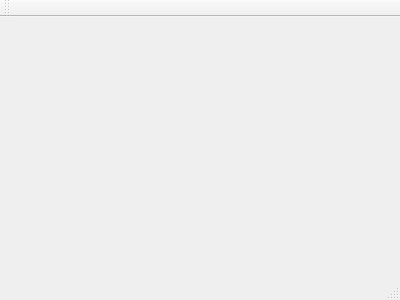
Old version of the form Documents/real/mainwindow.ui in the repository Jessica-Dasul-Jung/pic_final.
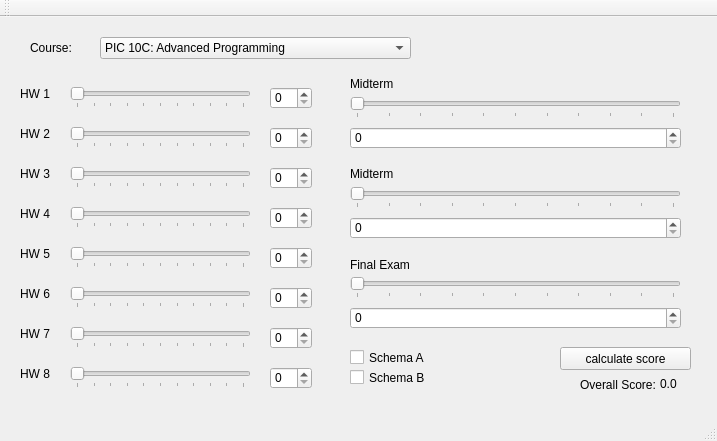
New version of the form.

Patch:
```diff
--- a/Documents/real/mainwindow.ui
+++ b/Documents/real/mainwindow.ui
@@ -1,24 +1,666 @@
 <ui version="4.0">
  <class>MainWindow</class>
- <widget class="QMainWindow" name="MainWindow" >
-  <property name="geometry" >
+ <widget class="QMainWindow" name="MainWindow">
+  <property name="geometry">
    <rect>
     <x>0</x>
     <y>0</y>
-    <width>400</width>
-    <height>300</height>
+    <width>717</width>
+    <height>441</height>
    </rect>
   </property>
   <property name="windowTitle" >
    <string>MainWindow</string>
   </property>
-  <widget class="QMenuBar" name="menuBar" />
-  <widget class="QToolBar" name="mainToolBar" />
-  <widget class="QWidget" name="centralWidget" />
-  <widget class="QStatusBar" name="statusBar" />
+  <widget class="QWidget" name="centralWidget">
+   <widget class="QCheckBox" name="schemaA">
+    <property name="geometry">
+     <rect>
+      <x>350</x>
+      <y>330</y>
+      <width>91</width>
+      <height>21</height>
+     </rect>
+    </property>
+    <property name="text">
+     <string>Schema A</string>
+    </property>
+   </widget>
+   <widget class="QCheckBox" name="schemaB">
+    <property name="geometry">
+     <rect>
+      <x>350</x>
+      <y>350</y>
+      <width>91</width>
+      <height>21</height>
+     </rect>
+    </property>
+    <property name="text">
+     <string>Schema B</string>
+    </property>
+   </widget>
+   <widget class="QLabel" name="HW1">
+    <property name="geometry">
+     <rect>
+      <x>20</x>
+      <y>70</y>
+      <width>47</width>
+      <height>13</height>
+     </rect>
+    </property>
+    <property name="text">
+     <string>HW 1</string>
+    </property>
+   </widget>
+   <widget class="QLabel" name="HW2">
+    <property name="geometry">
+     <rect>
+      <x>20</x>
+      <y>110</y>
+      <width>47</width>
+      <height>13</height>
+     </rect>
+    </property>
+    <property name="text">
+     <string>HW 2</string>
+    </property>
+   </widget>
+   <widget class="QSlider" name="hw1_slider">
+    <property name="geometry">
+     <rect>
+      <x>70</x>
+      <y>70</y>
+      <width>181</width>
+      <height>21</height>
+     </rect>
+    </property>
+    <property name="maximum">
+     <number>100</number>
+    </property>
+    <property name="orientation">
+     <enum>Qt::Horizontal</enum>
+    </property>
+    <property name="tickPosition">
+     <enum>QSlider::TicksBelow</enum>
+    </property>
+    <property name="tickInterval">
+     <number>10</number>
+    </property>
+   </widget>
+   <widget class="QLabel" name="HW3">
+    <property name="geometry">
+     <rect>
+      <x>20</x>
+      <y>150</y>
+      <width>47</width>
+      <height>13</height>
+     </rect>
+    </property>
+    <property name="text">
+     <string>HW 3</string>
+    </property>
+   </widget>
+   <widget class="QLabel" name="HW4">
+    <property name="geometry">
+     <rect>
+      <x>20</x>
+      <y>190</y>
+      <width>47</width>
+      <height>13</height>
+     </rect>
+    </property>
+    <property name="text">
+     <string>HW 4</string>
+    </property>
+   </widget>
+   <widget class="QLabel" name="HW5">
+    <property name="geometry">
+     <rect>
+      <x>20</x>
+      <y>230</y>
+      <width>47</width>
+      <height>13</height>
+     </rect>
+    </property>
+    <property name="text">
+     <string>HW 5</string>
+    </property>
+   </widget>
+   <widget class="QLabel" name="HW6">
+    <property name="geometry">
+     <rect>
+      <x>20</x>
+      <y>270</y>
+      <width>47</width>
+      <height>13</height>
+     </rect>
+    </property>
+    <property name="text">
+     <string>HW 6</string>
+    </property>
+   </widget>
+   <widget class="QLabel" name="HW7">
+    <property name="geometry">
+     <rect>
+      <x>20</x>
+      <y>310</y>
+      <width>47</width>
+      <height>13</height>
+     </rect>
+    </property>
+    <property name="text">
+     <string>HW 7</string>
+    </property>
+   </widget>
+   <widget class="QLabel" name="HW8">
+    <property name="geometry">
+     <rect>
+      <x>20</x>
+      <y>350</y>
+      <width>47</width>
+      <height>13</height>
+     </rect>
+    </property>
+    <property name="text">
+     <string>HW 8</string>
+    </property>
+   </widget>
+   <widget class="QSpinBox" name="hw1_box">
+    <property name="geometry">
+     <rect>
+      <x>270</x>
+      <y>70</y>
+      <width>42</width>
+      <height>22</height>
+     </rect>
+    </property>
+    <property name="maximum">
+     <number>100</number>
+    </property>
+   </widget>
+   <widget class="QComboBox" name="course_box">
+    <property name="geometry">
+     <rect>
+      <x>100</x>
+      <y>20</y>
+      <width>311</width>
+      <height>22</height>
+     </rect>
+    </property>
+    <item>
+     <property name="text">
+      <string>PIC 10C: Advanced Programming</string>
+     </property>
+    </item>
+    <item>
+     <property name="text">
+      <string>PIC 10B: Intermediate Programming</string>
+     </property>
+    </item>
+   </widget>
+   <widget class="QLabel" name="label">
+    <property name="geometry">
+     <rect>
+      <x>30</x>
+      <y>20</y>
+      <width>71</width>
+      <height>21</height>
+     </rect>
+    </property>
+    <property name="text">
+     <string>Course:</string>
+    </property>
+   </widget>
+   <widget class="QLabel" name="label_2">
+    <property name="geometry">
+     <rect>
+      <x>350</x>
+      <y>60</y>
+      <width>47</width>
+      <height>13</height>
+     </rect>
+    </property>
+    <property name="text">
+     <string>Midterm 1</string>
+    </property>
+   </widget>
+   <widget class="QLabel" name="label_3">
+    <property name="geometry">
+     <rect>
+      <x>350</x>
+      <y>150</y>
+      <width>47</width>
+      <height>13</height>
+     </rect>
+    </property>
+    <property name="text">
+     <string>Midterm 2</string>
+    </property>
+   </widget>
+   <widget class="QLabel" name="label_4">
+    <property name="geometry">
+     <rect>
+      <x>350</x>
+      <y>240</y>
+      <width>61</width>
+      <height>16</height>
+     </rect>
+    </property>
+    <property name="text">
+     <string>Final Exam</string>
+    </property>
+   </widget>
+   <widget class="QLabel" name="label_5">
+    <property name="geometry">
+     <rect>
+      <x>580</x>
+      <y>360</y>
+      <width>81</width>
+      <height>16</height>
+     </rect>
+    </property>
+    <property name="text">
+     <string>Overall Score:</string>
+    </property>
+   </widget>
+   <widget class="QLabel" name="score_label">
+    <property name="geometry">
+     <rect>
+      <x>660</x>
+      <y>360</y>
+      <width>47</width>
+      <height>13</height>
+     </rect>
+    </property>
+    <property name="text">
+     <string>0.0</string>
+    </property>
+   </widget>
+   <widget class="QSpinBox" name="hw2_box">
+    <property name="geometry">
+     <rect>
+      <x>270</x>
+      <y>110</y>
+      <width>42</width>
+      <height>22</height>
+     </rect>
+    </property>
+    <property name="maximum">
+     <number>100</number>
+    </property>
+   </widget>
+   <widget class="QSlider" name="hw2_slider">
+    <property name="geometry">
+     <rect>
+      <x>70</x>
+      <y>110</y>
+      <width>181</width>
+      <height>21</height>
+     </rect>
+    </property>
+    <property name="maximum">
+     <number>100</number>
+    </property>
+    <property name="orientation">
+     <enum>Qt::Horizontal</enum>
+    </property>
+    <property name="tickPosition">
+     <enum>QSlider::TicksBelow</enum>
+    </property>
+    <property name="tickInterval">
+     <number>10</number>
+    </property>
+   </widget>
+   <widget class="QSlider" name="hw3_slider">
+    <property name="geometry">
+     <rect>
+      <x>70</x>
+      <y>150</y>
+      <width>181</width>
+      <height>21</height>
+     </rect>
+    </property>
+    <property name="maximum">
+     <number>100</number>
+    </property>
+    <property name="orientation">
+     <enum>Qt::Horizontal</enum>
+    </property>
+    <property name="tickPosition">
+     <enum>QSlider::TicksBelow</enum>
+    </property>
+    <property name="tickInterval">
+     <number>10</number>
+    </property>
+   </widget>
+   <widget class="QSpinBox" name="hw3_box">
+    <property name="geometry">
+     <rect>
+      <x>270</x>
+      <y>150</y>
+      <width>42</width>
+      <height>22</height>
+     </rect>
+    </property>
+    <property name="maximum">
+     <number>100</number>
+    </property>
+   </widget>
+   <widget class="QSlider" name="hw4_slider">
+    <property name="geometry">
+     <rect>
+      <x>70</x>
+      <y>190</y>
+      <width>181</width>
+      <height>21</height>
+     </rect>
+    </property>
+    <property name="maximum">
+     <number>100</number>
+    </property>
+    <property name="orientation">
+     <enum>Qt::Horizontal</enum>
+    </property>
+    <property name="tickPosition">
+     <enum>QSlider::TicksBelow</enum>
+    </property>
+    <property name="tickInterval">
+     <number>10</number>
+    </property>
+   </widget>
+   <widget class="QSlider" name="hw5_slider">
+    <property name="geometry">
+     <rect>
+      <x>70</x>
+      <y>230</y>
+      <width>181</width>
+      <height>21</height>
+     </rect>
+    </property>
+    <property name="maximum">
+     <number>100</number>
+    </property>
+    <property name="orientation">
+     <enum>Qt::Horizontal</enum>
+    </property>
+    <property name="tickPosition">
+     <enum>QSlider::TicksBelow</enum>
+    </property>
+    <property name="tickInterval">
+     <number>10</number>
+    </property>
+   </widget>
+   <widget class="QSlider" name="hw6_slider">
+    <property name="geometry">
+     <rect>
+      <x>70</x>
+      <y>270</y>
+      <width>181</width>
+      <height>21</height>
+     </rect>
+    </property>
+    <property name="maximum">
+     <number>100</number>
+    </property>
+    <property name="orientation">
+     <enum>Qt::Horizontal</enum>
+    </property>
+    <property name="tickPosition">
+     <enum>QSlider::TicksBelow</enum>
+    </property>
+    <property name="tickInterval">
+     <number>10</number>
+    </property>
+   </widget>
+   <widget class="QSlider" name="hw7_slider">
+    <property name="geometry">
+     <rect>
+      <x>70</x>
+      <y>310</y>
+      <width>181</width>
+      <height>21</height>
+     </rect>
+    </property>
+    <property name="maximum">
+     <number>100</number>
+    </property>
+    <property name="orientation">
+     <enum>Qt::Horizontal</enum>
+    </property>
+    <property name="tickPosition">
+     <enum>QSlider::TicksBelow</enum>
+    </property>
+    <property name="tickInterval">
+     <number>10</number>
+    </property>
+   </widget>
+   <widget class="QSlider" name="hw8_slider">
+    <property name="geometry">
+     <rect>
+      <x>70</x>
+      <y>350</y>
+      <width>181</width>
+      <height>21</height>
+     </rect>
+    </property>
+    <property name="maximum">
+     <number>100</number>
+    </property>
+    <property name="orientation">
+     <enum>Qt::Horizontal</enum>
+    </property>
+    <property name="tickPosition">
+     <enum>QSlider::TicksBelow</enum>
+    </property>
+    <property name="tickInterval">
+     <number>10</number>
+    </property>
+   </widget>
+   <widget class="QSpinBox" name="hw4_box">
+    <property name="geometry">
+     <rect>
+      <x>270</x>
+      <y>190</y>
+      <width>42</width>
+      <height>22</height>
+     </rect>
+    </property>
+    <property name="maximum">
+     <number>100</number>
+    </property>
+   </widget>
+   <widget class="QSpinBox" name="hw5_box">
+    <property name="geometry">
+     <rect>
+      <x>270</x>
+      <y>230</y>
+      <width>42</width>
+      <height>22</height>
+     </rect>
+    </property>
+    <property name="maximum">
+     <number>100</number>
+    </property>
+   </widget>
+   <widget class="QSpinBox" name="hw6_box">
+    <property name="geometry">
+     <rect>
+      <x>270</x>
+      <y>270</y>
+      <width>42</width>
+      <height>22</height>
+     </rect>
+    </property>
+    <property name="maximum">
+     <number>100</number>
+    </property>
+   </widget>
+   <widget class="QSpinBox" name="hw7_box">
+    <property name="geometry">
+     <rect>
+      <x>270</x>
+      <y>310</y>
+      <width>42</width>
+      <height>22</height>
+     </rect>
+    </property>
+    <property name="maximum">
+     <number>100</number>
+    </property>
+   </widget>
+   <widget class="QSpinBox" name="hw8_box">
+    <property name="geometry">
+     <rect>
+      <x>270</x>
+      <y>350</y>
+      <width>42</width>
+      <height>22</height>
+     </rect>
+    </property>
+    <property name="maximum">
+     <number>100</number>
+    </property>
+   </widget>
+   <widget class="QSlider" name="mt1_slider">
+    <property name="geometry">
+     <rect>
+      <x>350</x>
+      <y>80</y>
+      <width>331</width>
+      <height>21</height>
+     </rect>
+    </property>
+    <property name="maximum">
+     <number>100</number>
+    </property>
+    <property name="orientation">
+     <enum>Qt::Horizontal</enum>
+    </property>
+    <property name="tickPosition">
+     <enum>QSlider::TicksBelow</enum>
+    </property>
+    <property name="tickInterval">
+     <number>10</number>
+    </property>
+   </widget>
+   <widget class="QSpinBox" name="mt1_box">
+    <property name="geometry">
+     <rect>
+      <x>350</x>
+      <y>110</y>
+      <width>331</width>
+      <height>22</height>
+     </rect>
+    </property>
+    <property name="maximum">
+     <number>100</number>
+    </property>
+   </widget>
+   <widget class="QSlider" name="mt2_slider">
+    <property name="geometry">
+     <rect>
+      <x>350</x>
+      <y>170</y>
+      <width>331</width>
+      <height>21</height>
+     </rect>
+    </property>
+    <property name="maximum">
+     <number>100</number>
+    </property>
+    <property name="orientation">
+     <enum>Qt::Horizontal</enum>
+    </property>
+    <property name="tickPosition">
+     <enum>QSlider::TicksBelow</enum>
+    </property>
+    <property name="tickInterval">
+     <number>10</number>
+    </property>
+   </widget>
+   <widget class="QSpinBox" name="mt2_box">
+    <property name="geometry">
+     <rect>
+      <x>350</x>
+      <y>200</y>
+      <width>331</width>
+      <height>22</height>
+     </rect>
+    </property>
+    <property name="maximum">
+     <number>100</number>
+    </property>
+   </widget>
+   <widget class="QSlider" name="final_slider">
+    <property name="geometry">
+     <rect>
+      <x>350</x>
+      <y>260</y>
+      <width>331</width>
+      <height>21</height>
+     </rect>
+    </property>
+    <property name="maximum">
+     <number>100</number>
+    </property>
+    <property name="orientation">
+     <enum>Qt::Horizontal</enum>
+    </property>
+    <property name="tickPosition">
+     <enum>QSlider::TicksBelow</enum>
+    </property>
+    <property name="tickInterval">
+     <number>10</number>
+    </property>
+   </widget>
+   <widget class="QSpinBox" name="final_box">
+    <property name="geometry">
+     <rect>
+      <x>350</x>
+      <y>290</y>
+      <width>331</width>
+      <height>22</height>
+     </rect>
+    </property>
+    <property name="maximum">
+     <number>100</number>
+    </property>
+   </widget>
+   <widget class="QPushButton" name="calc_b">
+    <property name="geometry">
+     <rect>
+      <x>560</x>
+      <y>330</y>
+      <width>131</width>
+      <height>23</height>
+     </rect>
+    </property>
+    <property name="text">
+     <string>calculate score</string>
+    </property>
+   </widget>
+  </widget>
+  <widget class="QMenuBar" name="menuBar">
+   <property name="geometry">
+    <rect>
+     <x>0</x>
+     <y>0</y>
+     <width>717</width>
+     <height>21</height>
+    </rect>
+   </property>
+  </widget>
+  <widget class="QToolBar" name="mainToolBar">
+   <attribute name="toolBarArea">
+    <enum>TopToolBarArea</enum>
+   </attribute>
+   <attribute name="toolBarBreak">
+    <bool>false</bool>
+   </attribute>
+  </widget>
+  <widget class="QStatusBar" name="statusBar"/>
  </widget>
- <layoutDefault spacing="6" margin="11" />
- <pixmapfunction></pixmapfunction>
+ <layoutdefault spacing="6" margin="11"/>
  <resources/>
  <connections/>
 </ui>
```
Left out of the diff: 3 changed lines with no effect on the pictures.
